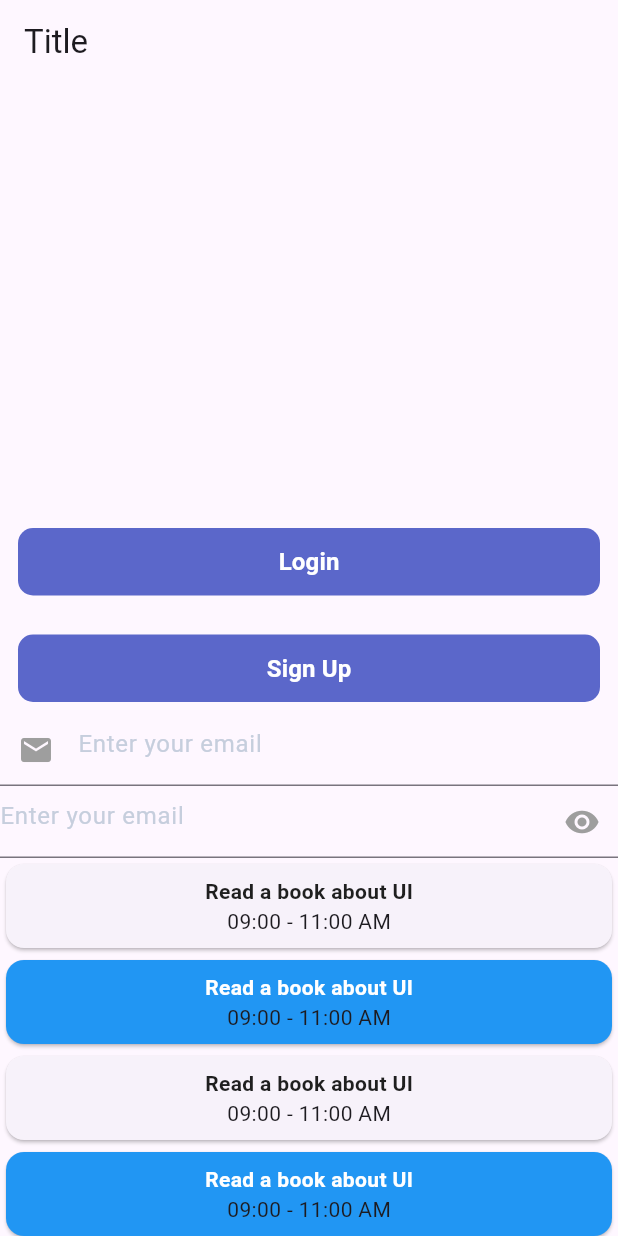
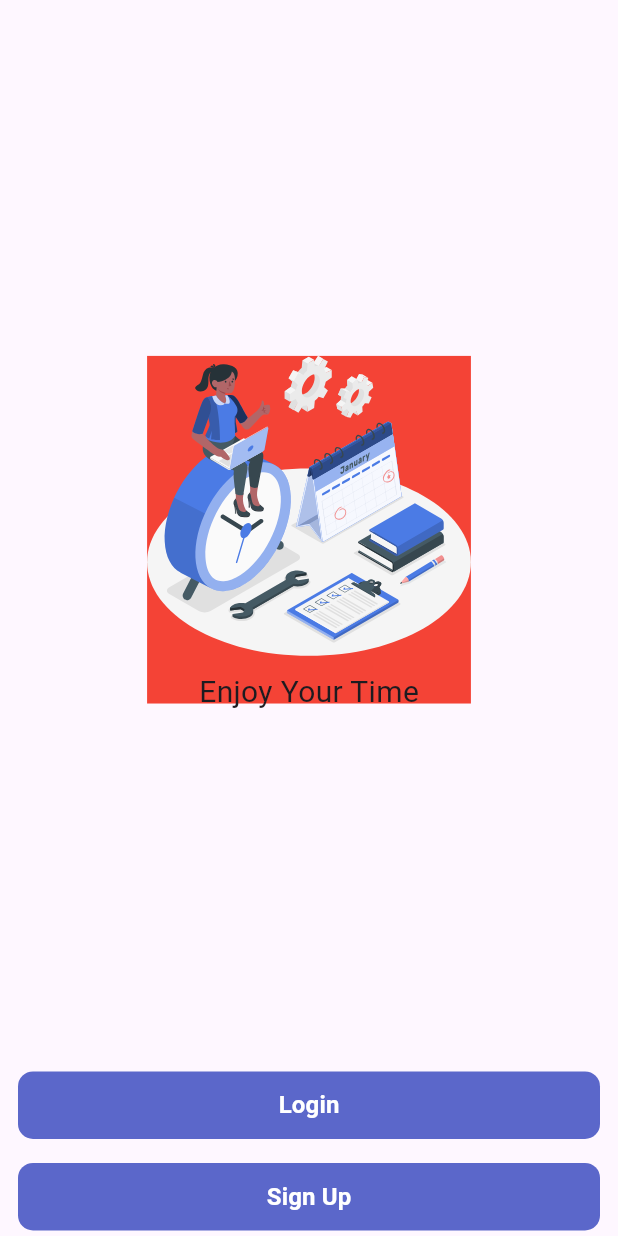
Before and after one commit to maheshmobileApp/flutter_tutorila_april, a Flutter app: the screen it shows after launch, on a phone screen of 412 x 824 dp. Run offline on Flutter 3.47's test engine with Material 3 defaults, Android fonts, the phone set to English and light mode, and no system bars; drawn by our look-alikes of carousel_slider; our stand-ins replace dio, flutter_svg.

Commit message:
added new widgets and slider in welcome screen

```diff
--- /dev/null
+++ b/lib/ui/core/ui/widgets/slider_widget.dart
@@ -0,0 +1,36 @@
+import 'package:flutter/material.dart';
+import 'package:flutter_svg/svg.dart';
+
+class SliderWidget extends StatelessWidget {
+  const SliderWidget(
+      {super.key,
+      required this.imagePage,
+      required this.title,
+      required this.subtitle});
+  final String imagePage;
+  final String title;
+  final String subtitle;
+
+  @override
+  Widget build(BuildContext context) {
+    return Container(
+    color: Colors.red,
+      child: Column(children: [
+       SvgPicture.asset(imagePage,height: 200,),
+       const SizedBox(height: 10),
+       Text(
+          title,
+          style: const TextStyle(
+            fontSize: 20,)),
+        const SizedBox(height: 5),
+        // Text(
+        //   subtitle,
+        //   style: const TextStyle(
+        //     fontSize: 16,
+        //     color: Colors.grey,
+        //   ),
+        // ),
+      ],),
+    );
+  }
+}
--- a/lib/ui/welcome/widgets/welcome_screen.dart
+++ b/lib/ui/welcome/widgets/welcome_screen.dart
@@ -1,11 +1,11 @@
-
 import 'package:flutter/material.dart';
+import 'package:carousel_slider/carousel_slider.dart';
 import 'package:flutter_tutorial_april/ui/core/ui/widgets/button_widget.dart';
-import 'package:flutter_tutorial_april/ui/core/ui/widgets/event_card_widget.dart';
-import 'package:flutter_tutorial_april/ui/core/ui/widgets/input_text_widget.dart';
-
+import 'package:flutter_tutorial_april/ui/core/ui/widgets/category_card.dart';
+import 'package:flutter_svg/flutter_svg.dart';
+import 'package:flutter_tutorial_april/ui/core/ui/widgets/slider_widget.dart';
 class WelcomeScreen extends StatefulWidget {
-  const WelcomeScreen({super.key}) ;
+  const WelcomeScreen({super.key});
 
   @override
   // ignore: library_private_types_in_public_api
@@ -16,57 +16,40 @@ class _WelcomeScreenState extends State<WelcomeScreen> {
   @override
   Widget build(BuildContext context) {
     return Scaffold(
-      appBar: AppBar(
-        title: const Text('Title'),
-      ),
-      body: Column(
-        children:[
-          Expanded(
-            flex: 6,
-            child: Container()),
-        Expanded(
-            flex: 10,
-            child: Container(
-              child: Column(
-                children: [
-                  ButtonWidget(title: 'Login',
-                   onPressed: () {}),
-                  const SizedBox(
-                    height: 10,
-                  ),
-                  ButtonWidget(title: 'Sign Up', onPressed: () {}),
-                  InputTextWidget(
-                    hintTex: 'Enter your email',
-                    controller: TextEditingController(),
-                    textInputType: TextInputType.emailAddress,
-                    prefixIcon: const Icon(Icons.email, color: Colors.grey),
-                  ),
-                  InputTextWidget(
-                    hintTex: 'Enter your email',
-                    controller: TextEditingController(),
-                    textInputType: TextInputType.emailAddress,
-                    suffixIcon:
-                        const Icon(Icons.visibility, color: Colors.grey),
-                  ),
-                  const EventCardWidget(
-                      title: 'Read a book about UI',
-                      timings: '09:00 - 11:00 AM'),
-                  const EventCardWidget(
-                      backgroundColor: Colors.blue,
-                      title: 'Read a book about UI',
-                      timings: '09:00 - 11:00 AM'),
-                  const EventCardWidget(
-                      title: 'Read a book about UI',
-                      timings: '09:00 - 11:00 AM'),
-                  const EventCardWidget(
-                      backgroundColor: Colors.blue,
-                      title: 'Read a book about UI',
-                      timings: '09:00 - 11:00 AM')
-                ],
-              ),
-            ))
-        ]
+      body: Column(children: [
+        Expanded(flex: 6, child: _buildCarousel()),
+        Expanded(flex: 1, child: _buildActionsWidget())
+      ]),
+    );
+  }
+
+  Widget _buildCarousel() {
+    return CarouselSlider(
+      items: const [
+        SliderWidget(
+            imagePage: 'assets/amico.svg',
+            title: 'Enjoy Your Time',
+            subtitle:
+                'when you are confused about managing your task come to us'),
+        SliderWidget(
+            imagePage: 'assets/Group.svg',
+            title: 'Enjoy Your Time',
+            subtitle:
+                'when you are confused about managing your task come to us')
+      ],
+      options: CarouselOptions(
+
       ),
     );
   }
+
+  Widget _buildActionsWidget() {
+    return Column(
+        mainAxisAlignment: MainAxisAlignment.center,
+        crossAxisAlignment: CrossAxisAlignment.center,
+        children: [
+          ButtonWidget(title: 'Login', onPressed: () {}),
+          ButtonWidget(title: 'Sign Up', onPressed: () {})
+        ]);
+  }
 }
--- a/pubspec.yaml
+++ b/pubspec.yaml
@@ -37,6 +37,8 @@ dependencies:
   cupertino_icons: ^1.0.8
   dio: ^5.8.0+1
   provider: ^6.1.5
+  carousel_slider: ^5.0.0
+  flutter_svg: ^2.1.0
 
 
 
```
Also changed, not shown: lib/ui/core/ui/widgets/category_card.dart (added, +101 -0 lines), lib/ui/core/ui/widgets/task_card.dart (added, +88 -0 lines), assets/Group.svg (added), assets/amico.svg (added), pubspec.lock, 1 other file.
